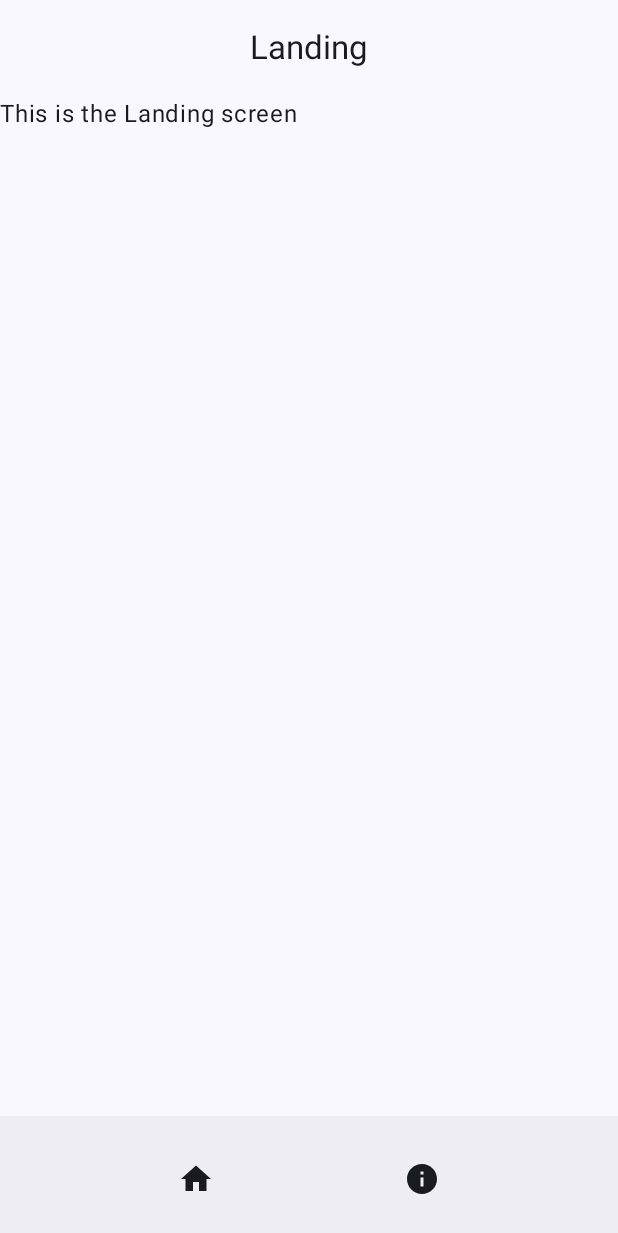
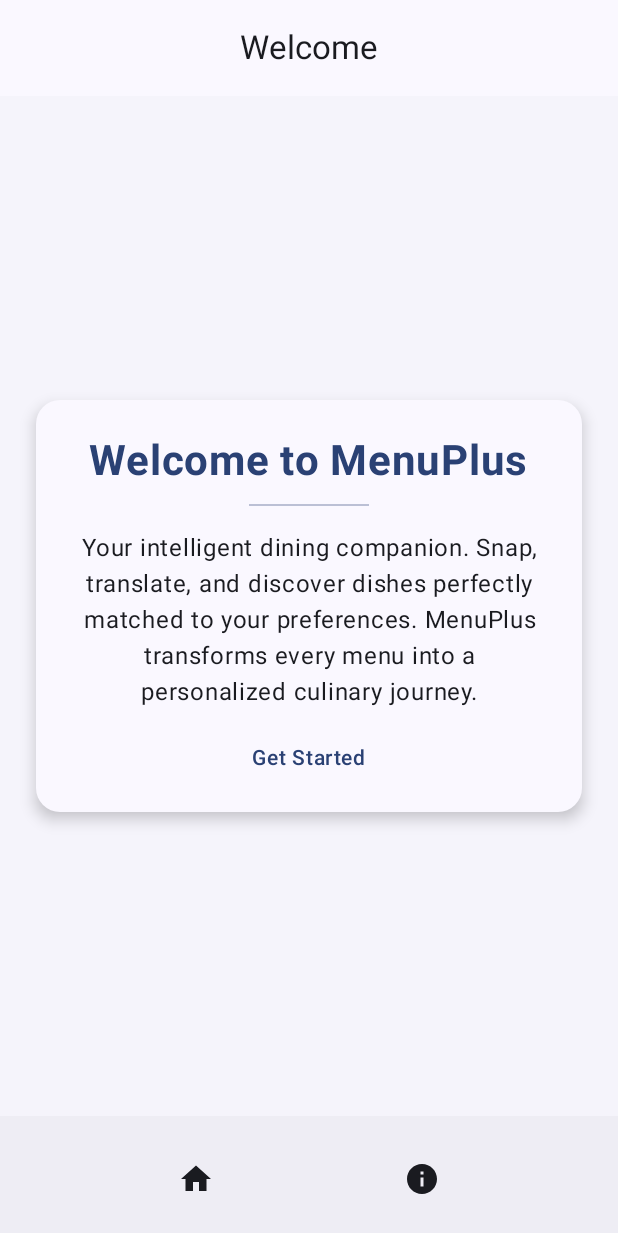
Before and after one commit to muhammadbalawal/MenuPlus, an Android app built with Jetpack Compose: the LandingScreen screen opened through its navigation route, on a phone screen of 412 x 824 dp. Shown: the top 1233 px of the screen. Run offline under Robolectric (Android 15) with nearby library versions, the light colour scheme and no system bars.

Commit message:
Updated the UI for the LandingScreen.kt, To match the app style.

```diff
--- a/app/src/main/java/com/example/emptyactivity/view/screen/LandingScreen.kt
+++ b/app/src/main/java/com/example/emptyactivity/view/screen/LandingScreen.kt
@@ -1,19 +1,82 @@
+// File: LandingScreen.kt
 package com.example.emptyactivity.view.screens
 
-import androidx.compose.foundation.layout.PaddingValues
-import androidx.compose.foundation.layout.padding
+import androidx.compose.foundation.background
+import androidx.compose.foundation.layout.*
+import androidx.compose.foundation.shape.RoundedCornerShape
+import androidx.compose.material3.Card
+import androidx.compose.material3.CardDefaults
+import androidx.compose.material3.Divider
+import androidx.compose.material3.MaterialTheme
 import androidx.compose.material3.Text
 import androidx.compose.runtime.Composable
+import androidx.compose.ui.Alignment
+import androidx.compose.ui.Modifier
+import androidx.compose.ui.text.font.FontWeight
+import androidx.compose.ui.text.style.TextAlign
+import androidx.compose.ui.unit.dp
+import androidx.compose.ui.unit.sp
 import com.example.emptyactivity.view.layout.MainLayout
 
 @Composable
 fun LandingScreen() {
-    MainLayout(screenTitle = "Landing") { paddingValues: PaddingValues ->
-        Text(
-            text = "This is the Landing screen",
-            modifier =
-                androidx.compose.ui.Modifier
-                    .padding(paddingValues),
-        )
+    MainLayout(screenTitle = "Welcome") { paddingValues ->
+        Box(
+            modifier = Modifier
+                .fillMaxSize()
+                .padding(paddingValues)
+                .background(MaterialTheme.colorScheme.surfaceVariant.copy(alpha = 0.2f))
+                .padding(24.dp),
+            contentAlignment = Alignment.Center,
+        ) {
+            Card(
+                shape = RoundedCornerShape(16.dp),
+                elevation = CardDefaults.cardElevation(defaultElevation = 6.dp),
+                colors = CardDefaults.cardColors(
+                    containerColor = MaterialTheme.colorScheme.surface,
+                ),
+                modifier = Modifier.fillMaxWidth(),
+            ) {
+                Column(
+                    modifier = Modifier.padding(24.dp),
+                    horizontalAlignment = Alignment.CenterHorizontally,
+                ) {
+                    Text(
+                        text = "Welcome to MenuPlus",
+                        fontSize = 28.sp,
+                        fontWeight = FontWeight.Bold,
+                        color = MaterialTheme.colorScheme.primary,
+                    )
+
+                    Spacer(Modifier.height(12.dp))
+
+                    Divider(
+                        color = MaterialTheme.colorScheme.primary.copy(alpha = 0.3f),
+                        thickness = 1.dp,
+                        modifier = Modifier.width(80.dp),
+                    )
+
+                    Spacer(Modifier.height(16.dp))
+
+                    Text(
+                        text = "Your intelligent dining companion. Snap, translate, and discover dishes " +
+                                "perfectly matched to your preferences. MenuPlus transforms every menu into " +
+                                "a personalized culinary journey.",
+                        fontSize = 16.sp,
+                        textAlign = TextAlign.Center,
+                        color = MaterialTheme.colorScheme.onSurface,
+                    )
+
+                    Spacer(Modifier.height(20.dp))
+
+                    Text(
+                        text = "Get Started",
+                        fontSize = 14.sp,
+                        fontWeight = FontWeight.Medium,
+                        color = MaterialTheme.colorScheme.primary,
+                    )
+                }
+            }
+        }
     }
 }
```
